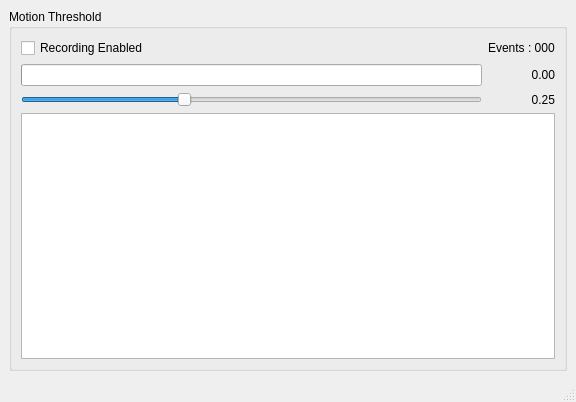
The window that martycam.ui (biddisco/MartyCam) describes before a commit, drawn with Qt 5.
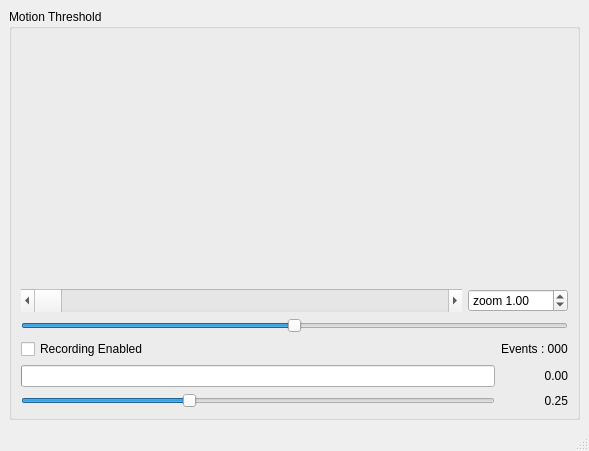
The same window after the commit. Icons and pictures are not drawn. Custom widgets are drawn as their Qt base class.

```diff
--- a/martycam.ui
+++ b/martycam.ui
@@ -6,8 +6,8 @@
    <rect>
     <x>0</x>
     <y>0</y>
-    <width>576</width>
-    <height>402</height>
+    <width>589</width>
+    <height>451</height>
    </rect>
   </property>
   <property name="windowTitle">
@@ -17,23 +17,115 @@
    <layout class="QVBoxLayout" name="verticalLayout">
     <item>
      <widget class="QGroupBox" name="motionGroup">
+      <property name="sizePolicy">
+       <sizepolicy hsizetype="Preferred" vsizetype="Expanding">
+        <horstretch>0</horstretch>
+        <verstretch>0</verstretch>
+       </sizepolicy>
+      </property>
       <property name="autoFillBackground">
        <bool>true</bool>
       </property>
       <property name="title">
        <string>Motion Threshold</string>
       </property>
-      <layout class="QGridLayout" name="gridLayout_2">
-       <item row="2" column="0">
-        <widget class="QSlider" name="user_trackval">
+      <layout class="QVBoxLayout" name="verticalLayout_3">
+       <item>
+        <widget class="Chart" name="chart" native="true">
+         <property name="sizePolicy">
+          <sizepolicy hsizetype="Preferred" vsizetype="Expanding">
+           <horstretch>0</horstretch>
+           <verstretch>0</verstretch>
+          </sizepolicy>
+         </property>
+         <property name="minimumSize">
+          <size>
+           <width>0</width>
+           <height>200</height>
+          </size>
+         </property>
+        </widget>
+       </item>
+       <item>
+        <layout class="QHBoxLayout" name="horizontalLayout">
+         <item>
+          <widget class="QScrollBar" name="chartPosition">
+           <property name="sizePolicy">
+            <sizepolicy hsizetype="Expanding" vsizetype="Minimum">
+             <horstretch>0</horstretch>
+             <verstretch>0</verstretch>
+            </sizepolicy>
+           </property>
          <property name="maximum">
-          <number>100</number>
-         </property>
+            <number>5000</number>
+           </property>
+           <property name="orientation">
+            <enum>Qt::Horizontal</enum>
+           </property>
+          </widget>
+         </item>
+         <item>
+          <widget class="QDoubleSpinBox" name="zoomBox">
+           <property name="minimumSize">
+            <size>
+             <width>100</width>
+             <height>0</height>
+            </size>
+           </property>
+           <property name="maximumSize">
+            <size>
+             <width>100</width>
+             <height>16777215</height>
+            </size>
+           </property>
+           <property name="prefix">
+            <string>zoom </string>
+           </property>
+           <property name="minimum">
+            <double>0.010000000000000</double>
+           </property>
+           <property name="singleStep">
+            <double>0.010000000000000</double>
+           </property>
          <property name="value">
-          <number>35</number>
-         </property>
+            <double>1.000000000000000</double>
+           </property>
+          </widget>
+         </item>
+        </layout>
+       </item>
+       <item>
+        <widget class="QSlider" name="sizeSlider">
+         <property name="sizePolicy">
+          <sizepolicy hsizetype="Expanding" vsizetype="Minimum">
+           <horstretch>0</horstretch>
+           <verstretch>0</verstretch>
+          </sizepolicy>
+         </property>
+         <property name="maximum">
+          <number>2000</number>
+         </property>
+         <property name="value">
+          <number>1000</number>
+         </property>
          <property name="orientation">
           <enum>Qt::Horizontal</enum>
+         </property>
+        </widget>
+       </item>
+       <item>
+        <layout class="QGridLayout" name="gridLayout">
+         <item row="0" column="0">
+          <widget class="QCheckBox" name="RecordingEnabled">
+           <property name="text">
+            <string>Recording Enabled</string>
+           </property>
+          </widget>
+         </item>
+         <item row="0" column="1">
+          <widget class="QLabel" name="eventCounter">
+           <property name="text">
+            <string>Events : 000</string>
          </property>
         </widget>
        </item>
@@ -63,6 +155,19 @@
          </property>
         </widget>
        </item>
+         <item row="2" column="0">
+          <widget class="QSlider" name="user_trackval">
+           <property name="maximum">
+            <number>100</number>
+           </property>
+           <property name="value">
+            <number>35</number>
+           </property>
+           <property name="orientation">
+            <enum>Qt::Horizontal</enum>
+           </property>
+          </widget>
+         </item>
        <item row="2" column="1">
         <widget class="QLabel" name="set_value">
          <property name="text">
@@ -73,22 +178,7 @@
          </property>
         </widget>
        </item>
-       <item row="0" column="1">
-        <widget class="QLabel" name="eventCounter">
-         <property name="text">
-          <string>Events : 000</string>
-         </property>
-        </widget>
-       </item>
-       <item row="3" column="0" colspan="2">
-        <widget class="QTextBrowser" name="outputWindow"/>
-       </item>
-       <item row="0" column="0">
-        <widget class="QCheckBox" name="RecordingEnabled">
-         <property name="text">
-          <string>Recording Enabled</string>
-         </property>
-        </widget>
+        </layout>
        </item>
       </layout>
      </widget>
@@ -148,6 +238,14 @@
    </property>
   </action>
  </widget>
+ <customwidgets>
+  <customwidget>
+   <class>Chart</class>
+   <extends>QWidget</extends>
+   <header>chart.h</header>
+   <container>1</container>
+  </customwidget>
+ </customwidgets>
  <resources>
   <include location="martycam.qrc"/>
  </resources>
```
Lines whose indentation alone changed are shown as unchanged.
